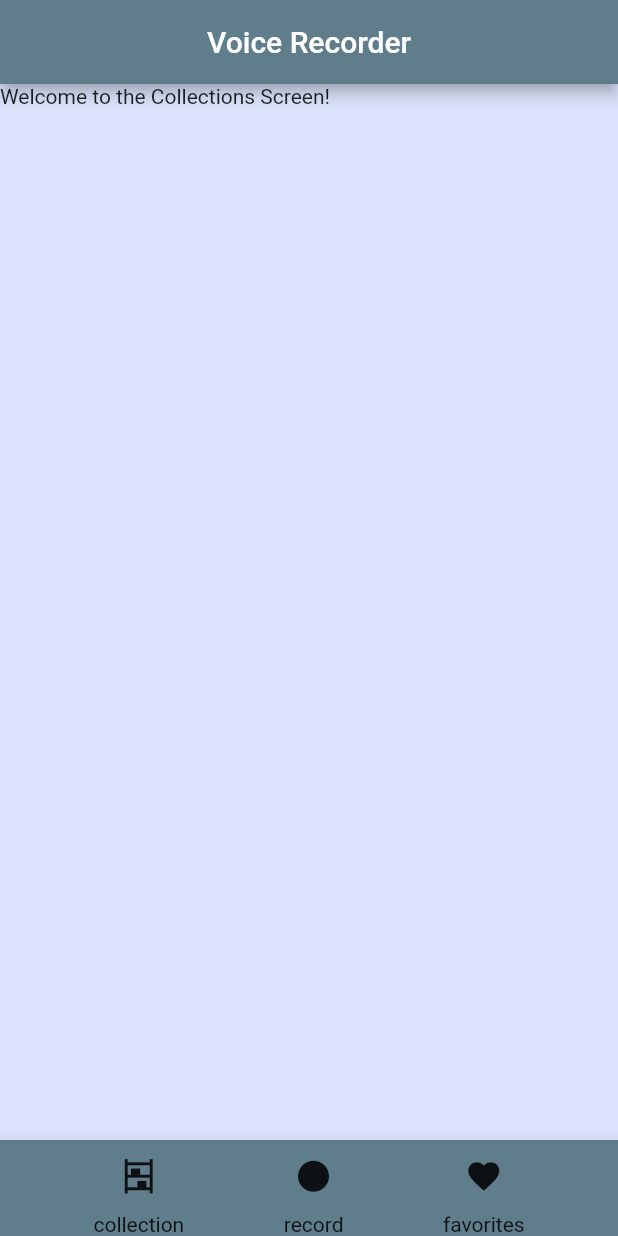
After one commit to Alvarado96/voice_recorder, a Flutter app: the CollectionsScreen screen opened by its route, on a phone screen of 412 x 824 dp. The commit adds this screen. Run offline on Flutter 3.47's test engine with Material 2 defaults, Android fonts, the phone set to English and light mode, and no system bars; our stand-ins replace go_router, google_fonts, permission_handler; missing offline and left inert: flutter_sound.

Commit message:
Created CollectionsScreen page and added smoother transitions between Record page and Collections page. still have to develop the favorites page

```diff
--- /dev/null
+++ b/lib/collections_screen.dart
@@ -0,0 +1,24 @@
+import 'package:flutter/material.dart';
+
+class CollectionsScreen extends StatefulWidget {
+  const CollectionsScreen({super.key});
+
+  @override
+  State<CollectionsScreen> createState() {
+    return _CollectionsScreenState();
+  }
+}
+
+class _CollectionsScreenState extends State<CollectionsScreen> {
+
+  @override
+  Widget build(BuildContext context) {
+    return const Scaffold(
+      body: Column(
+        children: [
+          Text("Welcome to the Collections Screen!")
+        ],
+      ),
+    );
+  }
+}
--- a/lib/record_screen.dart
+++ b/lib/record_screen.dart
@@ -116,7 +116,7 @@ class _RecordScreenState extends State<RecordScreen> {
   }
 
   @override
-  Widget build(context) {
+  Widget build(BuildContext context) {
     return Scaffold(
       body: Center(
         child: SizedBox(
--- a/lib/routes/app_routes.dart
+++ b/lib/routes/app_routes.dart
@@ -8,9 +8,9 @@ class AppRoute {
 }
 
 class AppRoutes {
-  static AppRoute category = const AppRoute(name: "category", icon: Icons.category);
+  static AppRoute collections = const AppRoute(name: "collection", icon: Icons.shelves);
   static AppRoute record = const AppRoute(name: "record", icon: Icons.circle);
   static AppRoute favorites = const AppRoute(name: "favorites", icon: Icons.favorite);
 
-  static List<AppRoute> routes = [category, record, favorites];
+  static List<AppRoute> routes = [collections, record, favorites];
 }
--- a/lib/routes/routes.dart
+++ b/lib/routes/routes.dart
@@ -1,12 +1,63 @@
+import 'package:flutter/material.dart';
 import 'package:go_router/go_router.dart';
 import 'package:voice_recorder/record_screen.dart';
 import 'package:voice_recorder/menu_scaffold.dart';
 import 'package:voice_recorder/routes/app_routes.dart';
+import 'package:voice_recorder/collections_screen.dart';
 
-final router = GoRouter(
-  routes: [
-    GoRoute(
-      path: '/',
-      builder: (context, state) => MenuScaffold(routes: AppRoutes.routes, child: const RecordScreen(),),
-    ),
-  ]);
+final router = GoRouter(routes: [
+  GoRoute(
+    path: '/',
+    pageBuilder: (context, state) {
+      return CustomTransitionPage(
+        key: state.pageKey,
+        child: MenuScaffold(routes: AppRoutes.routes, child: const RecordScreen(),),
+        transitionsBuilder: (context, animation, secondaryAnimation, child) {
+          // Change the opacity of the screen using a Curve based on the the animation's
+          // value
+          return FadeTransition(
+            opacity: CurveTween(curve: Curves.easeInOutCirc).animate(animation),
+            child: child,
+          );
+        },
+      );
+    },
+    //builder: (BuildContext context, GoRouterState state) => MenuScaffold(routes: AppRoutes.routes, child: const CollectionsScreen(),),
+  ),
+  GoRoute(
+    path: '/${AppRoutes.record.name}',
+    pageBuilder: (context, state) {
+      return CustomTransitionPage(
+        key: state.pageKey,
+        child: MenuScaffold(routes: AppRoutes.routes, child: const RecordScreen(),),
+        transitionsBuilder: (context, animation, secondaryAnimation, child) {
+          // Change the opacity of the screen using a Curve based on the the animation's
+          // value
+          return FadeTransition(
+            opacity: CurveTween(curve: Curves.easeInOutCirc).animate(animation),
+            child: child,
+          );
+        },
+      );
+    },
+    //builder: (BuildContext context, GoRouterState state) => MenuScaffold(routes: AppRoutes.routes, child: const CollectionsScreen(),),
+  ),
+  GoRoute(
+    path: '/${AppRoutes.collections.name}',
+    pageBuilder: (context, state) {
+      return CustomTransitionPage(
+        key: state.pageKey,
+        child: MenuScaffold(routes: AppRoutes.routes, child: const CollectionsScreen(),),
+        transitionsBuilder: (context, animation, secondaryAnimation, child) {
+          // Change the opacity of the screen using a Curve based on the the animation's
+          // value
+          return FadeTransition(
+            opacity: CurveTween(curve: Curves.easeInOutCirc).animate(animation),
+            child: child,
+          );
+        },
+      );
+    },
+    //builder: (BuildContext context, GoRouterState state) => MenuScaffold(routes: AppRoutes.routes, child: const CollectionsScreen(),),
+  ),
+]);
```
Also changed, not shown: lib/menu_scaffold.dart (+9 -3 lines).
